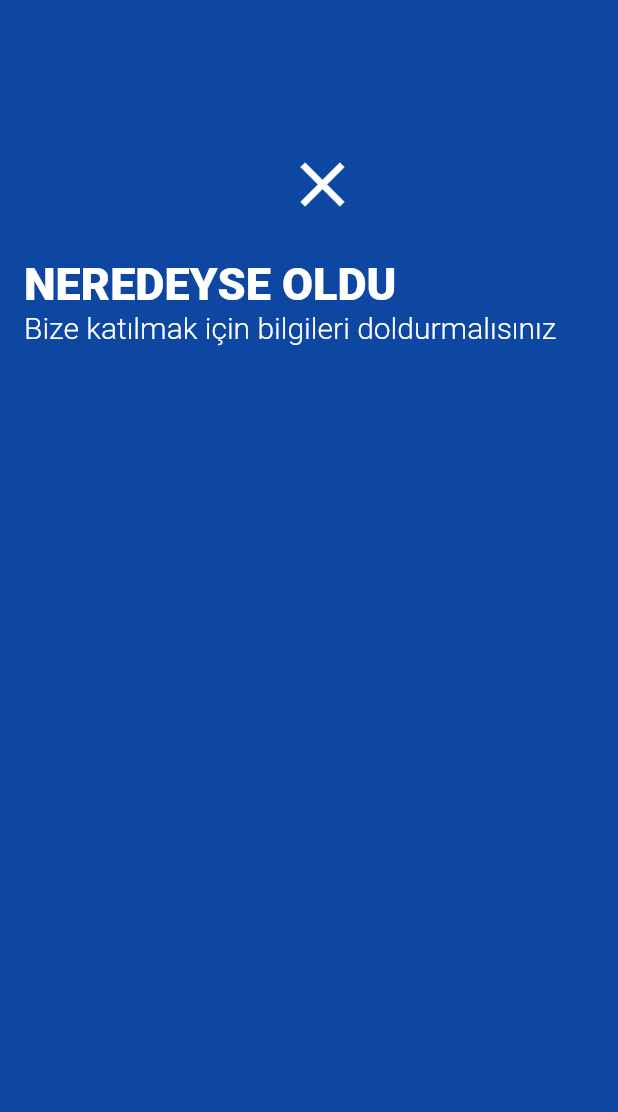
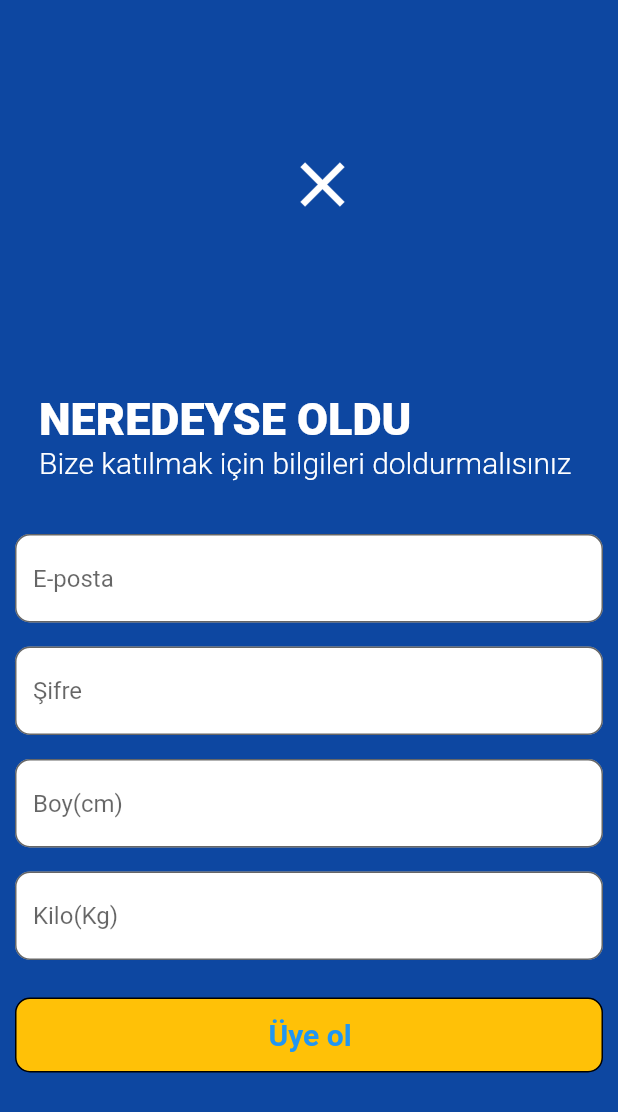
Before and after one commit to CanzzD/Flutter-Diet-App, a Flutter app: the RegisterPage screen opened directly, on a phone screen of 412 x 824 dp. Shown: the top 1112 px of the screen. Run offline on Flutter 3.47's test engine with Material 2 defaults, Android fonts, the light colour scheme and no system bars; our stand-ins replace firebase_core; missing offline and left inert: flutter_rounded_progress_bar; accounts and stored records are empty.

Commit message:
Register page build

```diff
--- a/lib/ui/pages/register_page.dart
+++ b/lib/ui/pages/register_page.dart
@@ -15,7 +15,7 @@ class _RegisterPageState extends State<RegisterPage> {
       body: Column(
         children: [Padding(
           padding: EdgeInsets.symmetric(
-            horizontal: 0.0,
+            horizontal: 10.0,
             vertical: 50.0
           ),
           child: Column(
@@ -32,7 +32,7 @@ class _RegisterPageState extends State<RegisterPage> {
                     },
                     ),
                 ),
-                SizedBox(height: 30),
+                SizedBox(height: 120),
                 ListTile(
                     title: Text("NEREDEYSE OLDU",style: TextStyle(
                       fontWeight: FontWeight.w900,
@@ -45,6 +45,83 @@ class _RegisterPageState extends State<RegisterPage> {
                       color: Colors.white,
                     ),),
                   ),
+                  Column(
+                    mainAxisAlignment: MainAxisAlignment.center,
+                    children: [
+                      SizedBox(height: 32.0),
+                      TextField(
+                        decoration: InputDecoration(
+                          hintText: 'E-posta',
+                          filled: true,
+                          fillColor: Colors.white.withOpacity(1),
+                          border: OutlineInputBorder(
+                            borderRadius: BorderRadius.circular(10.0),
+                          ),
+                        ),
+                      ),
+                      SizedBox(height: 16.0),
+                      TextField(
+                        decoration: InputDecoration(
+                          hintText: 'Şifre',
+                          filled: true,
+                          fillColor: Colors.white.withOpacity(1),
+                          border: OutlineInputBorder(
+                            borderRadius: BorderRadius.circular(10.0),
+                          ),
+                        ),
+                        obscureText: true,
+                      ),
+                      SizedBox(height: 16.0),
+                      TextField(
+                        decoration: InputDecoration(
+                          hintText: 'Boy(cm)',
+                          filled: true,
+                          fillColor: Colors.white.withOpacity(1),
+                          border: OutlineInputBorder(
+                            borderRadius: BorderRadius.circular(10.0),
+                          ),
+                        ),
+                      ),
+                      SizedBox(height: 16.0),
+                      TextField(
+                        decoration: InputDecoration(
+                          hintText: 'Kilo(Kg)',
+                          filled: true,
+                          fillColor: Colors.white.withOpacity(1),
+                          border: OutlineInputBorder(
+                            borderRadius: BorderRadius.circular(10.0),
+                          ),
+                        ),
+                      ),
+
+                      SizedBox(height: 25.0),
+                      Container(
+                        decoration: BoxDecoration(
+                          color: Colors.amber,
+                          border: Border.all(color: Colors.black),
+                          borderRadius: BorderRadius.circular(10),
+                        ),
+                        child: Row(
+                          mainAxisAlignment: MainAxisAlignment.spaceBetween,
+                          children: [
+                            TextButton(
+                              onPressed: () {
+                                // REGİSTER BUTTON
+                              },
+                              child: Padding(
+                                padding: const EdgeInsets.symmetric(horizontal:160.0),
+                                child: Text('Üye ol',style: TextStyle(
+                                  fontWeight: FontWeight.bold,
+                                  fontSize: 20,
+                                ),),
+                              ),
+                            ),
+                          ],
+                        ),
+                      ),
+
+                    ],
+                  ),
             ],
           ),
           )
```
